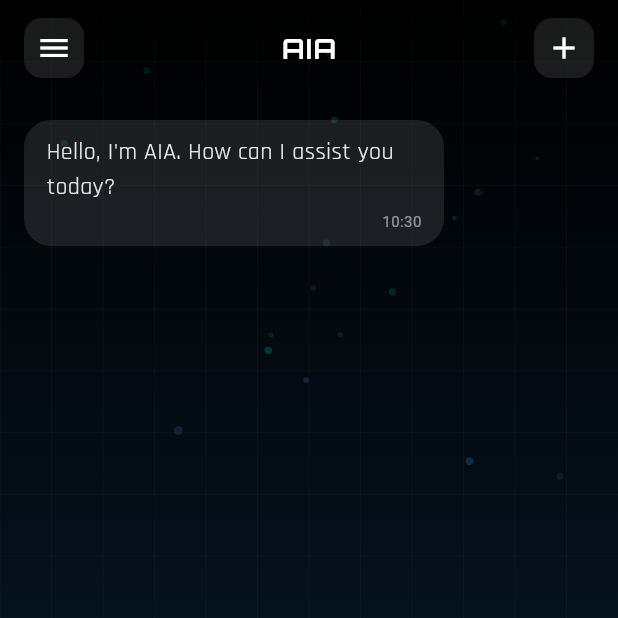
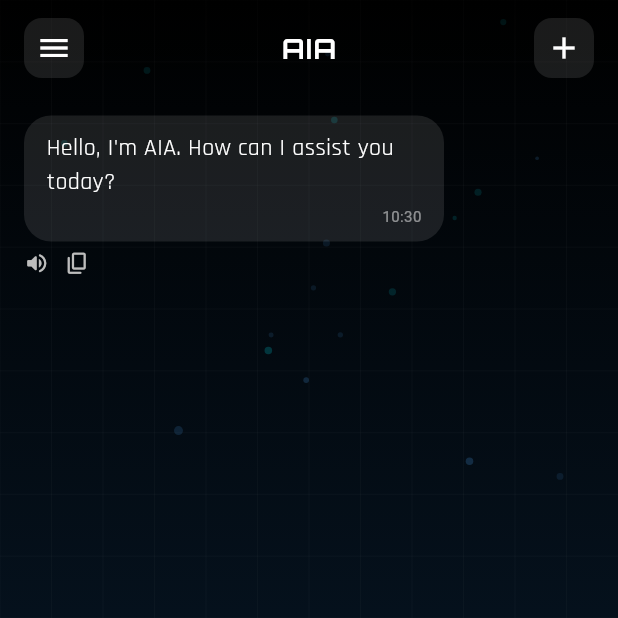
Before and after one commit to Christentimmy/AIA, a Flutter app: the screen it shows after launch, after a tap on "SKIP", on a phone screen of 412 x 824 dp, the top half of it. Run offline on Flutter 3.47's test engine with Material 3 defaults, Android fonts, the light colour scheme and no system bars; our stand-ins replace flutter_tts, get, google_fonts.

Commit message:
text to speech, copy feature

```diff
--- a/lib/app/modules/chat/data/models/chat_model.dart
+++ b/lib/app/modules/chat/data/models/chat_model.dart
@@ -1,26 +1,34 @@
+import 'package:get/get.dart';
+
 class ChatModel {
+  RxString? streamingText;
   String text;
   final bool isUser;
   final DateTime timestamp;
   bool isTyping;
-  bool isStreaming;
+  RxBool isStreaming;
   bool isFirstMessage;
+  RxBool isSpeaking = false.obs;
+  RxBool isCopied = false.obs;
 
   ChatModel({
     required this.text,
     required this.isUser,
     required this.timestamp,
     this.isTyping = false,
-    this.isStreaming = false,
+    RxBool? isStreaming,
     this.isFirstMessage = false,
-  });
+    RxString? streamingText,
+  })  : isStreaming = isStreaming ?? false.obs,
+        streamingText = streamingText ?? RxString(text);
 
   ChatModel copyWith({
     String? text,
     bool? isUser,
     DateTime? timestamp,
     bool? isTyping,
-    bool? isStreaming,
+    RxBool? isStreaming,
+    RxString? streamingText,
   }) {
     return ChatModel(
       text: text ?? this.text,
@@ -28,6 +36,7 @@ class ChatModel {
       timestamp: timestamp ?? this.timestamp,
       isTyping: isTyping ?? this.isTyping,
       isStreaming: isStreaming ?? this.isStreaming,
+      streamingText: streamingText ?? this.streamingText,
     );
   }
 }
--- a/lib/app/modules/chat/views/chat_screen.dart
+++ b/lib/app/modules/chat/views/chat_screen.dart
@@ -1,17 +1,19 @@
-import 'dart:async';
 import 'dart:math';
 import 'dart:ui';
 import 'package:aia/app/modules/chat/controller/chat_controller.dart';
 import 'package:aia/app/modules/chat/data/models/chat_model.dart';
 import 'package:aia/app/modules/chat/widgets/chat_background.dart';
+import 'package:aia/app/modules/chat/widgets/side_bar.dart';
+import 'package:aia/app/modules/chat/widgets/streaming_typer_text.dart';
 import 'package:flutter/material.dart';
+import 'package:flutter_tts/flutter_tts.dart';
 import 'package:get/get.dart';
 import 'package:google_fonts/google_fonts.dart';
 import 'package:intl/intl.dart';
 
 class ChatScreen extends StatelessWidget {
   ChatScreen({super.key});
-
+  final FlutterTts flutterTts = FlutterTts();
   final controller = Get.find<ChatController>();
 
   @override
@@ -179,8 +181,11 @@ class ChatScreen extends StatelessWidget {
       child: Align(
         alignment:
             message.isUser ? Alignment.centerRight : Alignment.centerLeft,
-        child: Container(
-          margin: const EdgeInsets.symmetric(vertical: 8),
+        child: Column(
+          crossAxisAlignment: CrossAxisAlignment.start,
+          children: [
+            const SizedBox(height: 5),
+            Container(
               padding: const EdgeInsets.symmetric(
                 horizontal: 15,
                 vertical: 10,
@@ -207,14 +212,24 @@ class ChatScreen extends StatelessWidget {
                   crossAxisAlignment: CrossAxisAlignment.start,
                   children: [
                     // Message text
-                (!message.isUser && message.isStreaming) ||
+                    (!message.isUser && message.isStreaming.value == true) ||
                             message.isFirstMessage
-                    ? StreamingTypewriterText(
-                        text: message.text,
+                        ?
+                        // Obx(() => Text(
+                        //       message.streamingText?.value ?? "",
+                        //       style: GoogleFonts.rajdhani(
+                        //         textStyle: const TextStyle(
+                        //           color: Colors.white,
+                        //           fontSize: 16,
+                        //         ),
+                        //       ),
+                        //     ))
+                        StreamingTypewriterText(
+                            streamingText: message.streamingText!,
                             messageModel: message,
                             textStyle: GoogleFonts.rajdhani(
-                          textStyle: TextStyle(
-                            color: Colors.white.withOpacity(0.9),
+                              textStyle: const TextStyle(
+                                color: Colors.white,
                                 fontSize: 16,
                               ),
                             ),
@@ -247,6 +262,55 @@ class ChatScreen extends StatelessWidget {
                   ],
                 ),
               ),
+            ),
+            const SizedBox(height: 6),
+            Obx(() {
+              if (!message.isStreaming.value && !message.isUser) {
+                return Row(
+                  children: [
+                    InkWell(
+                      onTap: () async {
+                        if (message.isSpeaking.value) {
+                          await controller.stopSpeaking(message);
+                        } else {
+                          await controller.speak(message);
+                        }
+                      },
+                      child: Obx(() {
+                        return Icon(
+                          message.isSpeaking.value
+                              ? Icons.stop_circle
+                              : Icons.volume_up_rounded,
+                          color: Colors.grey.shade400,
+                          size: 17,
+                        );
+                      }),
+                    ),
+                    const SizedBox(width: 10),
+
+                    // Copy button
+                    InkWell(
+                      onTap: () async {
+                        await controller.copyToClipboard(message);
+                      },
+                      child: Obx(
+                        () => Icon(
+                          message.isCopied.value
+                              ? Icons.check_circle_outline
+                              : Icons.copy_rounded,
+                          color: Colors.grey.shade400,
+                          size: 17,
+                        ),
+                      ),
+                    ),
+                  ],
+                );
+              } else {
+                return const SizedBox.shrink();
+              }
+            }),
+            const SizedBox(height: 5),
+          ],
         ),
       ),
     );
@@ -415,151 +479,3 @@ class ChatScreen extends StatelessWidget {
     );
   }
 }
-
-class BuildDrawer extends StatelessWidget {
-  const BuildDrawer({super.key});
-
-  @override
-  Widget build(BuildContext context) {
-    return Drawer(
-      backgroundColor: const Color.fromARGB(255, 7, 6, 6),
-      child: ListView(
-        padding: const EdgeInsets.symmetric(
-          vertical: 50,
-          horizontal: 20,
-        ),
-        children: [
-          const SizedBox(height: 20),
-          // Title
-          Row(
-            children: [
-              Text(
-                "AIA",
-                style: GoogleFonts.orbitron(
-                  textStyle: const TextStyle(
-                    color: Colors.white,
-                    fontSize: 25,
-                    fontWeight: FontWeight.bold,
-                    letterSpacing: 1,
-                  ),
-                ),
-              ),
-              const Spacer(),
-              IconButton(
-                icon: const Icon(
-                  Icons.close,
-                  color: Colors.white,
-                ),
-                onPressed: () {
-                  Navigator.of(context).pop();
-                },
-              ),
-            ],
-          ),
-
-          ListTile(
-            leading: const Icon(
-              Icons.chat_bubble,
-              color: Colors.white,
-            ),
-            contentPadding: EdgeInsets.zero,
-            title: const Text(
-              'AI Session 1',
-              style: TextStyle(color: Colors.white),
-            ),
-            onTap: () {},
-          ),
-          ListTile(
-            leading: const Icon(
-              Icons.chat_bubble_outline,
-              color: Colors.white,
-            ),
-            contentPadding: EdgeInsets.zero,
-            title: const Text(
-              'AI Session 2',
-              style: TextStyle(color: Colors.white),
-            ),
-            onTap: () {},
-          ),
-        ],
-      ),
-    );
-  }
-}
-
-class StreamingTypewriterText extends StatefulWidget {
-  final String text;
-  final TextStyle textStyle;
-  final ChatModel messageModel;
-
-  const StreamingTypewriterText({
-    super.key,
-    required this.text,
-    required this.textStyle,
-    required this.messageModel,
-  });
-
-  @override
-  _StreamingTypewriterTextState createState() =>
-      _StreamingTypewriterTextState();
-}
-
-class _StreamingTypewriterTextState extends State<StreamingTypewriterText> {
-  String _displayText = '';
-  String lastText = '';
-  Timer? _timer;
-  int _typingPosition = 0;
-  final Duration _typingSpeed = const Duration(milliseconds: 5);
-  final chatController = Get.find<ChatController>();
-
-  @override
-  void initState() {
-    super.initState();
-    _startTyping();
-  }
-
-  @override
-  void didUpdateWidget(StreamingTypewriterText oldWidget) {
-    super.didUpdateWidget(oldWidget);
-    if (widget.text != oldWidget.text) {
-      _startTyping();
-    } else {
-      widget.messageModel.isStreaming = false;
-    }
-  }
-
-  void _startTyping() {
-    lastText = widget.text;
-    _timer?.cancel();
-
-    // If we're already typing, continue from where we left off
-    if (_typingPosition < widget.text.length) {
-      _timer = Timer.periodic(_typingSpeed, (timer) {
-        setState(() {
-          if (_typingPosition < widget.text.length) {
-            _displayText = widget.text.substring(0, _typingPosition + 1);
-            _typingPosition++;
-
-            chatController.scrollExtent();
-          } else {
-            _timer?.cancel();
-          }
-        });
-      });
-    }
-  }
-
-  @override
-  void dispose() {
-    _timer?.cancel();
-    super.dispose();
-  }
-
-  @override
-  Widget build(BuildContext context) {
-    return Text(
-      _displayText,
-      style: widget.textStyle,
-    );
-  }
-}
--- /dev/null
+++ b/lib/app/modules/chat/widgets/streaming_typer_text.dart
@@ -0,0 +1,72 @@
+import 'dart:async';
+import 'package:aia/app/modules/chat/controller/chat_controller.dart';
+import 'package:aia/app/modules/chat/data/models/chat_model.dart';
+import 'package:flutter/material.dart';
+import 'package:get/get.dart';
+
+class StreamingTypewriterText extends StatefulWidget {
+  final RxString streamingText;
+  final TextStyle textStyle;
+  final ChatModel messageModel;
+
+  const StreamingTypewriterText({
+    super.key,
+    required this.streamingText,
+    required this.textStyle,
+    required this.messageModel,
+  });
+
+  @override
+  State<StreamingTypewriterText> createState() =>
+      _StreamingTypewriterTextState();
+}
+
+class _StreamingTypewriterTextState extends State<StreamingTypewriterText> {
+  String _displayText = '';
+  Timer? _timer;
+  int _typingPosition = 0;
+  final Duration _typingSpeed = const Duration(milliseconds: 10);
+  final chatController = Get.find<ChatController>();
+
+  late final Worker _worker;
+
+  @override
+  void initState() {
+    super.initState();
+    _worker = ever(widget.streamingText, _onTextUpdated);
+    _onTextUpdated(widget.streamingText.value); // Initialize
+  }
+
+  void _onTextUpdated(String newText) {
+    if (_typingPosition >= newText.length) return;
+
+    _timer?.cancel();
+    _timer = Timer.periodic(_typingSpeed, (timer) {
+      if (_typingPosition < newText.length) {
+        setState(() {
+          _displayText += newText[_typingPosition];
+          _typingPosition++;
+        });
+        chatController.scrollExtent();
+      } else {
+        timer.cancel();
+        widget.messageModel.isStreaming.value = false;
+      }
+    });
+  }
+
+  @override
+  void dispose() {
+    _worker.dispose();
+    _timer?.cancel();
+    super.dispose();
+  }
+
+  @override
+  Widget build(BuildContext context) {
+    return Text(
+      _displayText,
+      style: widget.textStyle,
+    );
+  }
+}
--- a/pubspec.yaml
+++ b/pubspec.yaml
@@ -11,6 +11,7 @@ dependencies:
   flutter:
     sdk: flutter
   flutter_ai_toolkit: ^0.6.5
+  flutter_tts: ^4.2.2
   get: ^4.7.2
   google_fonts: ^6.2.1
   google_generative_ai: ^0.4.6
```
Also changed, not shown: lib/app/modules/chat/controller/chat_controller.dart (+64 -45 lines), lib/app/modules/chat/widgets/side_bar.dart (added, +74 -0 lines), lib/main.dart (line endings or trailing spaces), pubspec.lock, 3 other files. Lines whose indentation alone changed are shown as unchanged.
